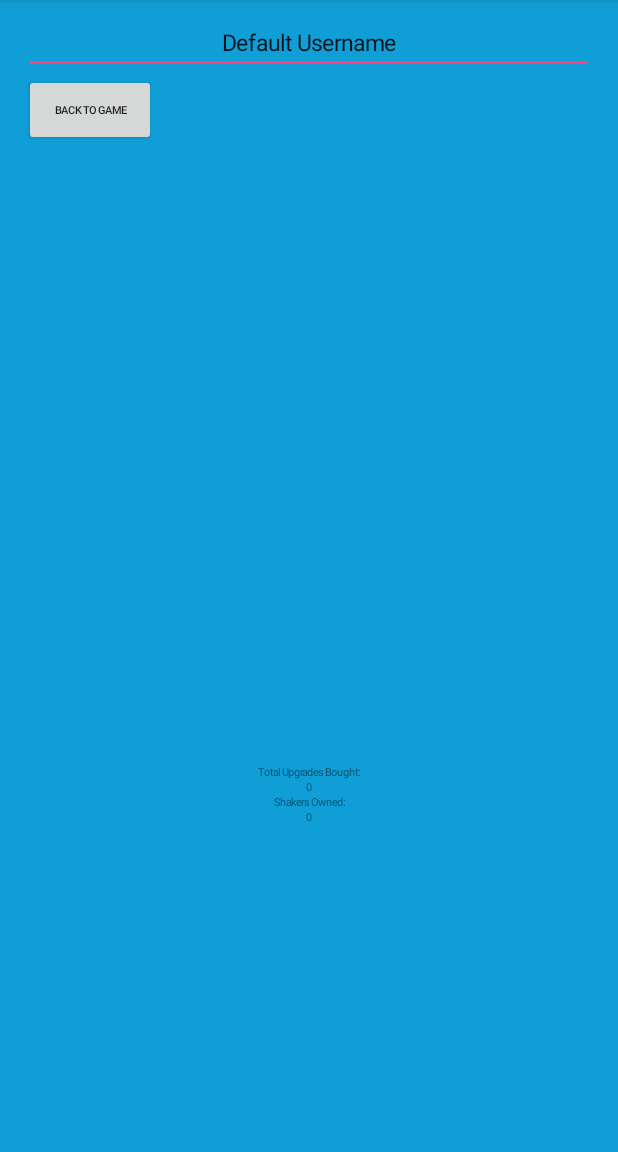
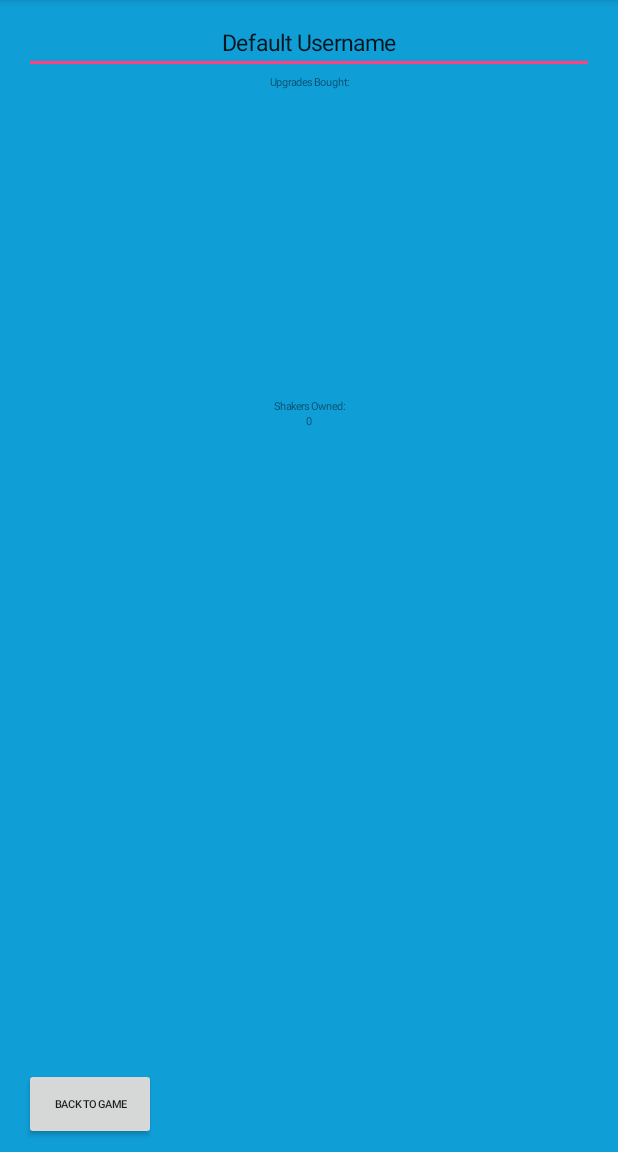
Before and after one commit to nathanielballinger/ShakeTilYouDrop, an Android app: the screen it shows after launch (ProfileActivity), after a tap on "PROFILE", on a phone screen of 412 x 824 dp, the part 84-1236 px from its top. Run offline under Robolectric (Android 15) with nearby library versions, the phone set to English and light mode, and no system bars; libraries missing offline, so code that uses them is left out: com.daimajia.androidanimations, com.nineoldandroids.animation; 2 other taps on this screen came first.

Commit message:
Added RecyclerView for Profile page upgrades.

```diff
--- a/ShakeTilYouDrop/app/src/main/java/nb8384/cs371m/shaketilyoudrop/ProfileActivity.java
+++ b/ShakeTilYouDrop/app/src/main/java/nb8384/cs371m/shaketilyoudrop/ProfileActivity.java
@@ -33,7 +33,7 @@ public class ProfileActivity extends AppCompatActivity
             availableUpgrades.populateWithAllUpgrades();
         }
 
-        UpgradesAdapter adapter = new UpgradesAdapter(getApplicationContext(),
+        ProfileUpgradesAdapter adapter = new ProfileUpgradesAdapter(getApplicationContext(),
                 playerInfo.getActiveUpgrades(), R.layout.item_upgrade_profile);
 
         profileUI = new ProfileUI(this, adapter);
--- a/ShakeTilYouDrop/app/src/main/java/nb8384/cs371m/shaketilyoudrop/ProfileUI.java
+++ b/ShakeTilYouDrop/app/src/main/java/nb8384/cs371m/shaketilyoudrop/ProfileUI.java
@@ -25,12 +25,12 @@ public class ProfileUI implements
 
     private EditText username;
     private RecyclerView rvUpgrades;
-    private UpgradesAdapter adapter;
-    private TextView upgradesStaticText, upgradesText, shakersStaticText, shakersText;
+    private ProfileUpgradesAdapter adapter;
+    private TextView upgradesStaticText, shakersStaticText, shakersText;
     private Button backToGame;
     private DisplayMetrics dimensions;
 
-    public ProfileUI(AppCompatActivity activity, UpgradesAdapter adapter) {
+    public ProfileUI(AppCompatActivity activity, ProfileUpgradesAdapter adapter) {
         this.adapter = adapter;
         findViewsById(activity);
         initViewValues(activity);
@@ -41,7 +41,6 @@ public class ProfileUI implements
         username = (EditText) activity.findViewById(R.id.usernameText);
         rvUpgrades = (RecyclerView) activity.findViewById(R.id.upgradeRecyclerView);
         upgradesStaticText = (TextView) activity.findViewById(R.id.upgradesStaticText);
-        upgradesText = (TextView) activity.findViewById(R.id.upgradesText);
         shakersStaticText = (TextView) activity.findViewById(R.id.shakersStaticText);
         shakersText = (TextView) activity.findViewById(R.id.shakersText);
         backToGame = (Button) activity.findViewById(R.id.backToGameButton);
@@ -57,11 +56,10 @@ public class ProfileUI implements
         username.setTextSize(TypedValue.COMPLEX_UNIT_SP, userSize);
         backToGame.setTextSize(TypedValue.COMPLEX_UNIT_SP, userSize/2);
 
-        int listViewHeight = (int) (screenHeight * 0.5);
+        int listViewHeight = (int) (screenHeight * 0.25);
         rvUpgrades.getLayoutParams().height = listViewHeight;
 
         upgradesStaticText.setTextSize(TypedValue.COMPLEX_UNIT_SP, userSize/2);
-        upgradesText.setTextSize(TypedValue.COMPLEX_UNIT_SP, userSize/2);
         shakersStaticText.setTextSize(TypedValue.COMPLEX_UNIT_SP, userSize/2);
         shakersText.setTextSize(TypedValue.COMPLEX_UNIT_SP, userSize/2);
 
--- /dev/null
+++ b/ShakeTilYouDrop/app/src/main/java/nb8384/cs371m/shaketilyoudrop/ProfileUpgradesAdapter.java
@@ -0,0 +1,69 @@
+package nb8384.cs371m.shaketilyoudrop;
+
+import android.content.Context;
+import android.support.v7.widget.RecyclerView;
+import android.view.LayoutInflater;
+import android.view.View;
+import android.view.ViewGroup;
+import android.widget.ImageView;
+import android.widget.TextView;
+
+import java.util.List;
+
+/**
+ * Created by wongk_000 on 12/6/2016.
+ */
+
+public class ProfileUpgradesAdapter extends RecyclerView.Adapter<ProfileUpgradesAdapter.ViewHolder>
+    implements UpgradeInfoController{
+
+    public static class ViewHolder extends RecyclerView.ViewHolder{
+        public ImageView upgradeIcon;
+        public TextView upgradeName;
+
+        public ViewHolder(View itemView) {
+            super(itemView);
+            upgradeIcon = (ImageView) itemView.findViewById(R.id.upgradeIconImage);
+            upgradeName = (TextView) itemView.findViewById(R.id.upgradeNameText);
+        }
+    }
+
+    private List<Upgrade> mUpgrades;
+    private Context mContext;
+    private int layoutResourceID;
+
+    public ProfileUpgradesAdapter(Context context, UpgradeList upgradeList, int layoutResourceID) {
+        mContext = context;
+        mUpgrades = upgradeList.getList();
+        this.layoutResourceID = layoutResourceID;
+    }
+
+    @Override
+    public void onUpgradeInfoUpdate(Upgrade upgrade) {
+        for (int i = 0; i < mUpgrades.size(); ++i) {
+            if (mUpgrades.get(i).getName().equals(upgrade.getName()))
+                notifyItemChanged(i);
+        }
+    }
+
+    @Override
+    public ProfileUpgradesAdapter.ViewHolder onCreateViewHolder(ViewGroup parent, int viewType) {
+        Context context = parent.getContext();
+        LayoutInflater inflater = LayoutInflater.from(context);
+
+        View upgradeView = inflater.inflate(layoutResourceID, parent, false);
+
+        return new ViewHolder(upgradeView);
+    }
+
+    @Override
+    public void onBindViewHolder(ProfileUpgradesAdapter.ViewHolder viewHolder, int position) {
+        final Upgrade upgrade = mUpgrades.get(position);
+        viewHolder.upgradeName.setText(upgrade.getName());
+    }
+
+    @Override
+    public int getItemCount() {
+        return mUpgrades.size();
+    }
+}
--- a/ShakeTilYouDrop/app/src/main/res/layout/activity_profile.xml
+++ b/ShakeTilYouDrop/app/src/main/res/layout/activity_profile.xml
@@ -21,22 +21,23 @@
         android:id="@+id/usernameText"
         android:textAlignment="center"/>
 
-    <Button
+    <TextView
         android:layout_width="wrap_content"
         android:layout_height="wrap_content"
         android:layout_alignParentLeft="true"
+        android:layout_alignParentRight="true"
         android:layout_below="@+id/usernameText"
-        android:id="@+id/backToGameButton"
-        android:text="Back To Game"
+        android:id="@+id/upgradesStaticText"
+        android:text="Upgrades Bought:"
         android:textSize="20sp"
         android:textAlignment="center"/>
 
     <android.support.v7.widget.RecyclerView
-        android:layout_width="wrap_content"
+        android:layout_width="match_parent"
         android:layout_height="wrap_content"
         android:layout_alignParentLeft="true"
         android:layout_alignParentRight="true"
-        android:layout_below="@+id/backToGameButton"
+        android:layout_below="@+id/upgradesStaticText"
         android:id="@+id/upgradeRecyclerView">
     </android.support.v7.widget.RecyclerView>
 
@@ -46,28 +47,6 @@
         android:layout_alignParentLeft="true"
         android:layout_alignParentRight="true"
         android:layout_below="@+id/upgradeRecyclerView"
-        android:id="@+id/upgradesStaticText"
-        android:text="Total Upgrades Bought:"
-        android:textSize="20sp"
-        android:textAlignment="center"/>
-
-    <TextView
-        android:layout_width="wrap_content"
-        android:layout_height="wrap_content"
-        android:layout_alignParentLeft="true"
-        android:layout_alignParentRight="true"
-        android:layout_below="@+id/upgradesStaticText"
-        android:id="@+id/upgradesText"
-        android:text="0"
-        android:textSize="20sp"
-        android:textAlignment="center"/>
-
-    <TextView
-        android:layout_width="wrap_content"
-        android:layout_height="wrap_content"
-        android:layout_alignParentLeft="true"
-        android:layout_alignParentRight="true"
-        android:layout_below="@+id/upgradesText"
         android:id="@+id/shakersStaticText"
         android:text="Shakers Owned:"
         android:textSize="20sp"
@@ -84,6 +63,14 @@
         android:textSize="20sp"
         android:textAlignment="center"/>
 
-
+    <Button
+        android:layout_width="wrap_content"
+        android:layout_height="wrap_content"
+        android:layout_alignParentLeft="true"
+        android:layout_alignParentBottom="true"
+        android:id="@+id/backToGameButton"
+        android:text="Back To Game"
+        android:textSize="20sp"
+        android:textAlignment="center"/>
 
 </RelativeLayout>
```
Also changed, not shown: ShakeTilYouDrop/app/src/main/res/drawable/cheese.jpg (added).
